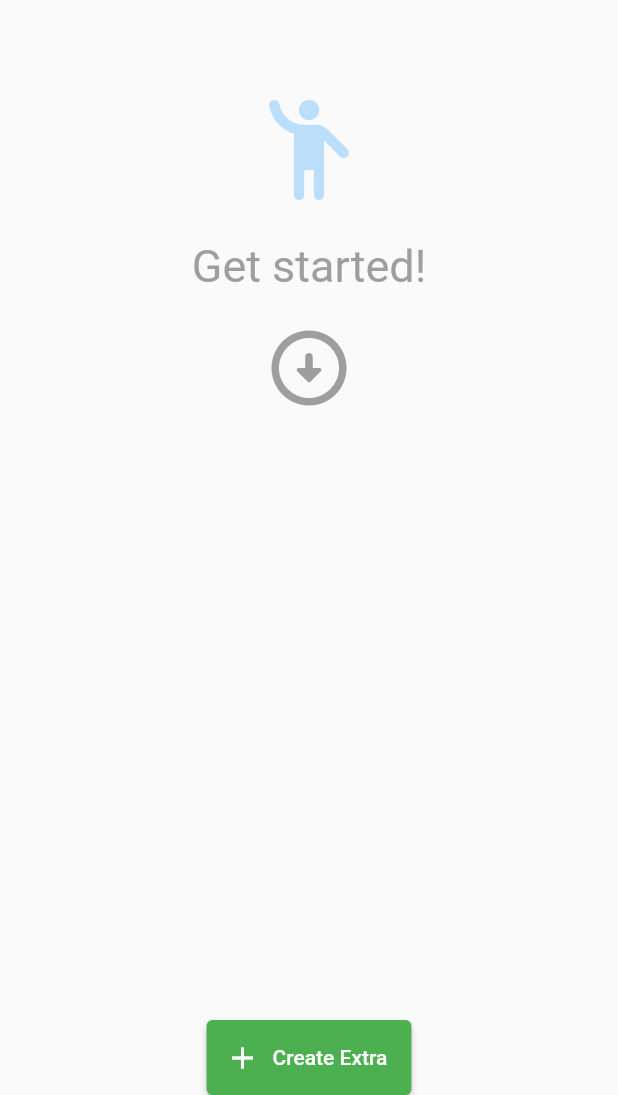
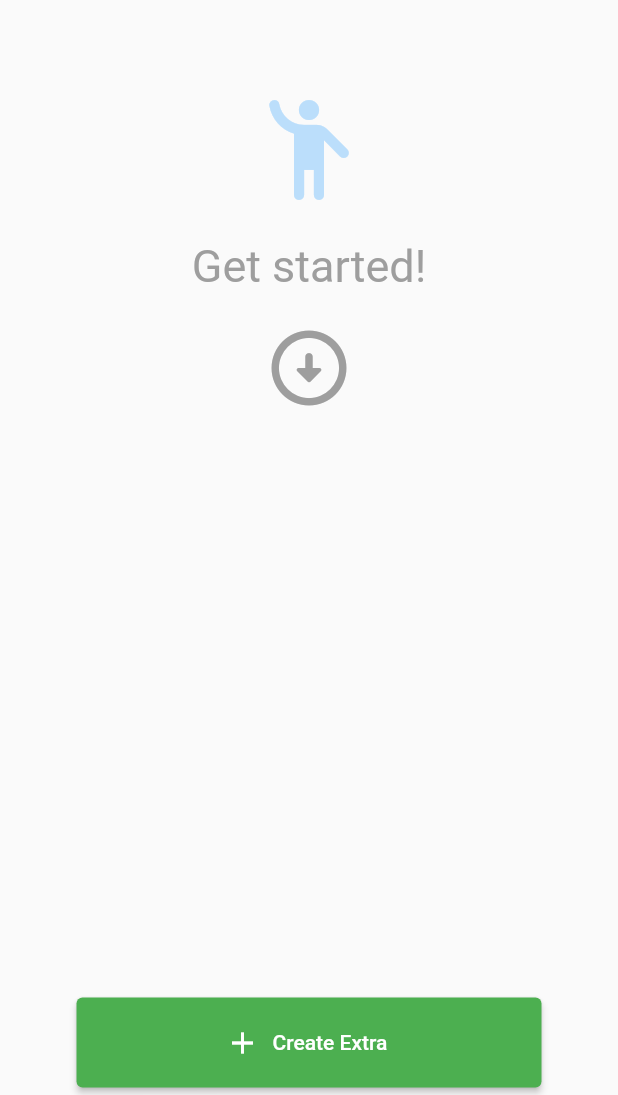
Before and after one commit to jaco2716/ProfitCalculator, a Flutter app: the ExtraListPage screen opened directly, on a phone screen of 412 x 824 dp, the part 141-1236 px from its top. Run offline on Flutter 3.47's test engine with Material 2 defaults, Android fonts, the phone set to English and light mode, and no system bars; our stand-ins replace percent_indicator, shared_preferences, video_player; missing offline and left inert: flutter_simple_calculator; accounts and stored records are empty.

Commit message:
Refactor moved files around and other

```diff
--- a/lib/CalculatorPage.dart
+++ b/lib/CalculatorPage.dart
@@ -1,8 +1,8 @@
 import 'package:flutter/material.dart';
 import 'package:flutter_simple_calculator/flutter_simple_calculator.dart';
 
-class CalculatorPage extends StatelessWidget {
-  const CalculatorPage({Key key}) : super(key: key);
+class CalculatorWidget extends StatelessWidget {
+  const CalculatorWidget({Key key}) : super(key: key);
 
   @override
   Widget build(BuildContext context) {
--- a/lib/InitialFutureWidget.dart
+++ b/lib/InitialFutureWidget.dart
@@ -1,6 +1,4 @@
 import 'package:flutter/material.dart';
-import 'package:profit_calculator/IngredientPages/CreateIngredient.dart';
-import 'package:profit_calculator/MealPages/CreateMeal.dart';
 
 class InitialFutureWidget extends StatelessWidget {
   @override
--- a/lib/MyAppBarWithCalc.dart
+++ b/lib/MyAppBarWithCalc.dart
@@ -19,7 +19,7 @@ class MyAppBarWithCalc extends StatelessWidget implements PreferredSizeWidget {
             onPressed: () {
               // Scaffold.of(context).showBottomSheet((context) => CalculatorPage());
               ScaffoldMessenger.of(context).removeCurrentSnackBar();
-              ScaffoldMessenger.of(context).showSnackBar(SnackBar(content: CalculatorPage(),duration: Duration(hours: 24),behavior: SnackBarBehavior.floating,));
+              ScaffoldMessenger.of(context).showSnackBar(SnackBar(content: CalculatorWidget(),duration: Duration(hours: 24),behavior: SnackBarBehavior.floating,));
 
             })
       ],
--- a/lib/BackupAndRestore/BackupAndRestorePage.dart
+++ b/lib/Pages/BackupAndRestore/BackupAndRestorePage.dart
@@ -1,9 +1,9 @@
 import 'package:flutter/material.dart';
-import 'package:profit_calculator/BackupAndRestore/SaveBackupPage.dart';
 import 'package:profit_calculator/Handlers/FileManagement.dart';
 import 'package:profit_calculator/MyWidgets/MyIconButton.dart';
-import '../Model/EnvironmentConfig.dart' as config;
-import '../MyAppBarWithCalc.dart';
+import 'package:profit_calculator/Pages/BackupAndRestore/SaveBackupPage.dart';
+import '../../MyAppBarWithCalc.dart';
+import '../../Model/EnvironmentConfig.dart' as config;
 
 class BackupAndRestore extends StatelessWidget {
   final FileManagement fileManagement = FileManagement();
--- a/lib/BackupAndRestore/SaveBackupPage.dart
+++ b/lib/Pages/BackupAndRestore/SaveBackupPage.dart
@@ -3,7 +3,7 @@ import 'package:profit_calculator/Handlers/FileManagement.dart';
 import 'package:profit_calculator/Handlers/SharedValueHandler.dart';
 import 'package:profit_calculator/MyAppBarWithCalc.dart';
 import 'package:profit_calculator/MyWidgets/MyLoadingCircle.dart';
-import '../Model/EnvironmentConfig.dart' as config;
+import '../../Model/EnvironmentConfig.dart' as config;
 import 'package:intl/intl.dart';
 
 class SaveBackupPage extends StatefulWidget {
--- a/lib/ExtraPages/ExtraListPage.dart
+++ b/lib/Pages/ExtraPages/ExtraListPage.dart
@@ -1,14 +1,15 @@
 import 'package:flutter/cupertino.dart';
 import 'package:flutter/material.dart';
-import 'package:profit_calculator/ExtraPages/CreateExtraPage.dart';
 import 'package:profit_calculator/Handlers/FileManagement.dart';
 import 'package:profit_calculator/InitialFutureWidget.dart';
 import 'package:profit_calculator/Handlers/ObjectManager.dart';
 import 'package:profit_calculator/Handlers/SharedValueHandler.dart';
+import 'package:profit_calculator/MyWidgets/MyIconButton.dart';
 import 'package:profit_calculator/MyWidgets/MyLoadingCircle.dart';
+import 'package:profit_calculator/Pages/ExtraPages/CreateExtraPage.dart';
 import '../../Model/EnvironmentConfig.dart' as config;
-import '../Model/Extra.dart';
-import '../MyAppBarWithCalc.dart';
+import '../../Model/Extra.dart';
+import '../../MyAppBarWithCalc.dart';
 
 class ExtraListPage extends StatefulWidget {
   ExtraListPage({Key key}) : super(key: key);
@@ -21,18 +22,18 @@ class _ExtraListPageState extends State<ExtraListPage> {
   String extraJsonFile = config.extraJsonFile;
   final FileManagement fileManagement = FileManagement();
   final ObjectManager objManager = ObjectManager();
-  final GlobalKey<ScaffoldState> scaffoldKey = GlobalKey<ScaffoldState>();
   final SharedValueHandler _sharedValueHandler = SharedValueHandler();
 
   @override
   Widget build(BuildContext context) {
     return Scaffold(
-      key: scaffoldKey,
       floatingActionButtonLocation: FloatingActionButtonLocation.centerDocked,
-      floatingActionButton: Container(
-        height: 50,
-        child: ElevatedButton.icon(
-          onPressed: () {
+      floatingActionButton: MyIconButton(
+        tileIcon: Icon(Icons.add),
+        tileTitle: 'Create Extra',
+        compact: true,
+        buttonColor: Colors.green,
+        myOnPressed: () {
           Navigator.of(context)
               .push(MaterialPageRoute(
             builder: (context) => CreateExtra(),
@@ -41,14 +42,27 @@ class _ExtraListPageState extends State<ExtraListPage> {
             setState(() {});
           });
         },
-          icon: Icon(Icons.add),
-          label: Text('Create Extra'),
-          style: ElevatedButton.styleFrom(
-            primary: Colors.green, // background
-            onPrimary: Colors.white, // foreground
       ),
-        ),
-      ),
+      // floatingActionButton: Container(
+      //   height: 50,
+      //   child: ElevatedButton.icon(
+      //     onPressed: () {
+      //       Navigator.of(context)
+      //           .push(MaterialPageRoute(
+      //         builder: (context) => CreateExtra(),
+      //       ))
+      //           .then((context) {
+      //         setState(() {});
+      //       });
+      //     },
+      //     icon: Icon(Icons.add),
+      //     label: Text('Create Extra'),
+      //     style: ElevatedButton.styleFrom(
+      //       primary: Colors.green, // background
+      //       onPrimary: Colors.white, // foreground
+      //     ),
+      //   ),
+      // ),
       appBar: MyAppBarWithCalc('Extras'),
       body: Stack(children: [
         SingleChildScrollView(
--- a/lib/VATChangePage.dart
+++ b/lib/Pages/VATChangePage.dart
@@ -2,8 +2,8 @@ import 'package:flutter/material.dart';
 import 'package:flutter/services.dart';
 import 'package:profit_calculator/Handlers/SharedValueHandler.dart';
 
-import 'MyAppBarWithCalc.dart';
-import 'MyWidgets/MyLoadingCircle.dart';
+import '../MyAppBarWithCalc.dart';
+import '../MyWidgets/MyLoadingCircle.dart';
 
 class VATChangePage extends StatefulWidget {
   @override
--- a/lib/VideoAppGuidePage.dart
+++ b/lib/Pages/VideoAppGuidePage.dart
@@ -1,7 +1,7 @@
 import 'package:flutter/material.dart';
 import 'package:video_player/video_player.dart';
 
-import 'MyAppBarWithCalc.dart';
+import '../MyAppBarWithCalc.dart';
 
 class VideoAppGuidePage extends StatefulWidget {
   const VideoAppGuidePage({Key key}) : super(key: key);
--- a/lib/main.dart
+++ b/lib/main.dart
@@ -1,7 +1,7 @@
 import 'package:flutter/cupertino.dart';
 import 'package:flutter/material.dart';
 import 'package:flutter/services.dart';
-import 'package:profit_calculator/FrontPageMenu.dart';
+import 'package:profit_calculator/Pages/FrontPageMenu.dart';
 
 void main() {
   WidgetsFlutterBinding.ensureInitialized();
```
Also changed, not shown: lib/MyWidgets/MyDeleteIconButton.dart (added, +17 -0 lines), lib/Pages/ExtraPages/CreateExtraPage.dart (renamed from lib/ExtraPages/CreateExtraPage.dart, +9 -13 lines), lib/Pages/FrontPageMenu.dart (renamed from lib/FrontPageMenu.dart, +6 -7 lines), lib/Pages/IngredientPages/CreateIngredient.dart (renamed from lib/IngredientPages/CreateIngredient.dart, +9 -13 lines), lib/Pages/IngredientPages/IngredientList.dart (renamed from lib/IngredientPages/IngredientList.dart, +12 -46 lines), lib/Pages/MealPages/CreateMeal.dart (renamed from lib/MealPages/CreateMeal.dart, +4 -3 lines), lib/Pages/MealPages/MealList.dart (renamed from lib/MealPages/MealList.dart, +4 -7 lines), lib/Pages/MealPages/SingleMeal.dart (renamed from lib/MealPages/SingleMeal.dart, +4 -3 lines). Lines whose indentation alone changed are shown as unchanged.
